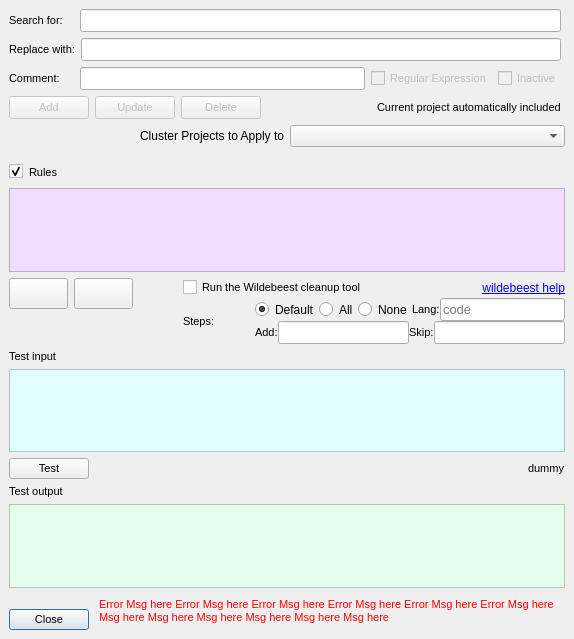
Before: the Qt Designer form Dev/Lib/Windows/TextInOut.ui in rmlockwood/FLExTrans, drawn with Qt 5.
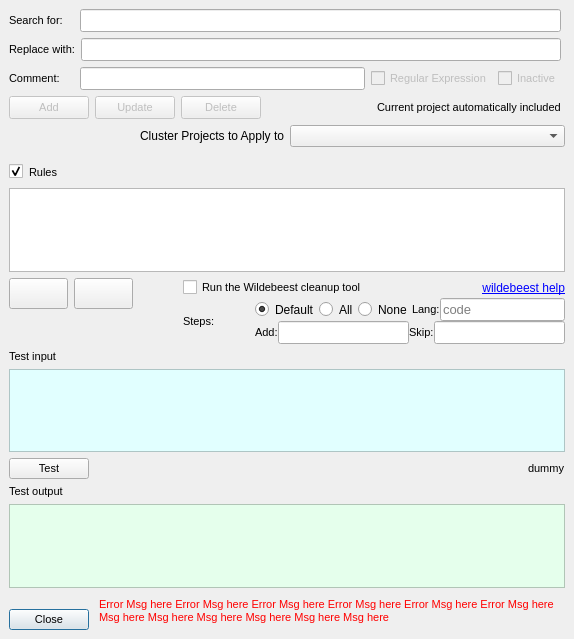
After: the same form once the commit is applied.

```diff
--- a/Dev/Lib/Windows/TextInOut.ui
+++ b/Dev/Lib/Windows/TextInOut.ui
@@ -383,9 +383,6 @@
            <pointsize>10</pointsize>
           </font>
          </property>
-         <property name="styleSheet">
-          <string notr="true">background-color: rgb(240, 221, 255);</string>
-         </property>
          <property name="editTriggers">
           <set>QAbstractItemView::EditKeyPressed</set>
          </property>
@@ -552,7 +549,7 @@
                    <property name="maximumSize">
                     <size>
                      <width>16777215</width>
-                     <height>15</height>
+                     <height>17</height>
                     </size>
                    </property>
                    <property name="toolTip">
@@ -571,7 +568,7 @@
                    <property name="maximumSize">
                     <size>
                      <width>16777215</width>
-                     <height>15</height>
+                     <height>17</height>
                     </size>
                    </property>
                    <property name="text">
@@ -584,7 +581,7 @@
                    <property name="maximumSize">
                     <size>
                      <width>16777215</width>
-                     <height>15</height>
+                     <height>17</height>
                     </size>
                    </property>
                    <property name="text">
```
Left out of the diff: 67 changed lines with no effect on the pictures.
